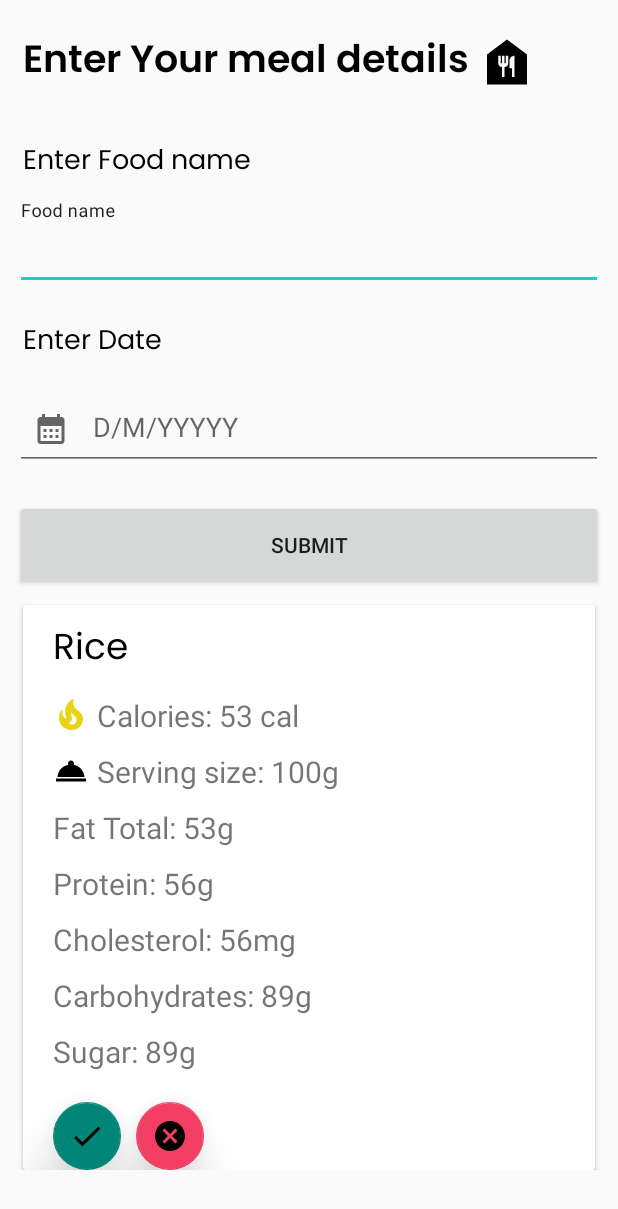
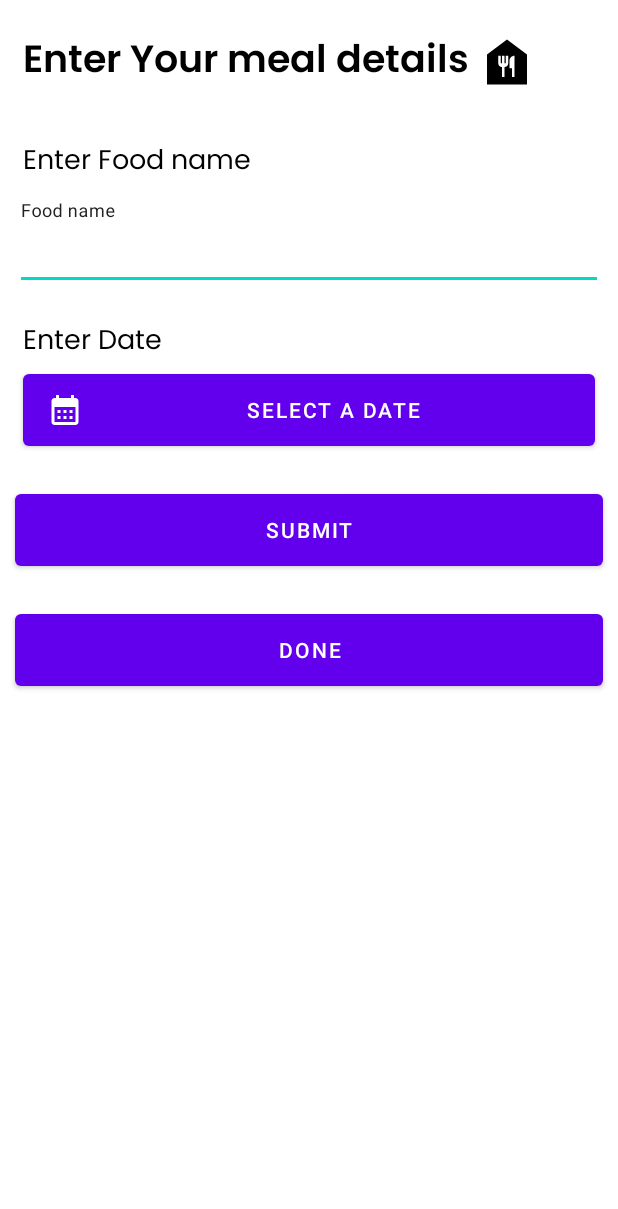
Before and after one commit to Anii232002/Rubix-23-12-Access_Denied, an Android app: the layout fragment_individual_meal.xml on its own in the app's theme, with its tools: preview values and no code run, on a phone screen of 412 x 824 dp. Shown: the top 1209 px of the screen. Run offline under Robolectric (Android 15) with nearby library versions, the phone set to English and light mode, and no system bars.

Commit message:
Diary section done

```diff
--- a/app/src/main/AndroidManifest.xml
+++ b/app/src/main/AndroidManifest.xml
@@ -16,7 +16,7 @@
         android:label="@string/app_name"
         android:roundIcon="@mipmap/ic_launcher_round"
         android:supportsRtl="true"
-        android:theme="@style/globalTheme"
+        android:theme="@style/Theme.MaterialComponents.Light"
         tools:targetApi="31">
         <activity
             android:name=".CreatePost"
--- a/app/src/main/java/com/example/csiapp/models/MealInfoModel.kt
+++ b/app/src/main/java/com/example/csiapp/models/MealInfoModel.kt
@@ -2,7 +2,7 @@ package com.example.csiapp.models
 
 import com.squareup.moshi.Json
 
-data class MealInfoModel(val day: String, val time: String, val calories: Int,val nutriList:List<NutriInfoModel>)
+data class MealInfoModel(val date: String, val day: String, val total_calories: Long, val nutriList:List<NutriInfoModel>)
 
 data class  NutriInfoModel(
     @Json(name = "name") val name: String,
--- a/app/src/main/res/drawable/ic_baseline_calendar_month_24.xml
+++ b/app/src/main/res/drawable/ic_baseline_calendar_month_24.xml
@@ -1,4 +1,4 @@
-<vector android:height="24dp" android:tint="#000000"
+<vector android:height="24dp" android:tint="#EFEDED"
     android:viewportHeight="24" android:viewportWidth="24"
     android:width="24dp" xmlns:android="http://schemas.android.com/apk/res/android">
     <path android:fillColor="@android:color/white" android:pathData="M19,4h-1V2h-2v2H8V2H6v2H5C3.89,4 3.01,4.9 3.01,6L3,20c0,1.1 0.89,2 2,2h14c1.1,0 2,-0.9 2,-2V6C21,4.9 20.1,4 19,4zM19,20H5V10h14V20zM9,14H7v-2h2V14zM13,14h-2v-2h2V14zM17,14h-2v-2h2V14zM9,18H7v-2h2V18zM13,18h-2v-2h2V18zM17,18h-2v-2h2V18z"/>
--- a/app/src/main/res/layout/fragment_diary.xml
+++ b/app/src/main/res/layout/fragment_diary.xml
@@ -46,10 +46,10 @@
         android:id="@+id/meal_list"
         android:layout_width="match_parent"
         android:layout_height="match_parent"
+        android:layout_marginBottom="50dp"
         android:layout_below="@id/meal_log_text"
         android:layout_marginTop="15dp"
-        tools:listitem="@layout/meal_item"
-        />
+        tools:listitem="@layout/meal_item" />
 
 
     <!--    <com.google.android.material.textfield.TextInputLayout-->
--- a/app/src/main/res/layout/fragment_individual_meal.xml
+++ b/app/src/main/res/layout/fragment_individual_meal.xml
@@ -1,16 +1,22 @@
 <?xml version="1.0" encoding="utf-8"?>
-<androidx.core.widget.NestedScrollView xmlns:android="http://schemas.android.com/apk/res/android"
+<RelativeLayout xmlns:android="http://schemas.android.com/apk/res/android"
     xmlns:tools="http://schemas.android.com/tools"
     android:layout_width="match_parent"
     android:layout_height="match_parent"
+    android:fillViewport="true"
     xmlns:app="http://schemas.android.com/apk/res-auto"
     tools:context=".Fragments.diary.IndividualMealFragment">
 
+    <ScrollView
+        android:layout_width="match_parent"
+        android:layout_height="match_parent"
+        android:fillViewport="true"
+        >
+
+
         <RelativeLayout
             android:layout_width="match_parent"
-        android:layout_height="match_parent"
-        >
-
+            android:layout_height="match_parent">
 
 
             <!-- TODO: Update blank fragment layout -->
@@ -18,15 +24,14 @@
                 android:id="@+id/main_heading_text"
                 android:layout_width="wrap_content"
                 android:layout_height="wrap_content"
-      android:text="Enter Your meal details"
-      android:textSize="25sp"
+                android:layout_marginStart="15dp"
+                android:layout_marginTop="20dp"
                 android:drawableEnd="@drawable/food_icon"
                 android:drawablePadding="5dp"
-      android:layout_marginTop="20dp"
-      android:layout_marginStart="15dp"
                 android:fontFamily="@font/poppins_semibold"
+                android:text="Enter Your meal details"
                 android:textColor="@color/black"
-      />
+                android:textSize="25sp" />
 
             <com.google.android.material.textview.MaterialTextView
                 android:id="@+id/textfield_title_text"
@@ -42,22 +47,20 @@
 
             <com.google.android.material.textfield.TextInputLayout
                 android:id="@+id/food_detail_text"
+                style="@style/Widget.MaterialComponents.TextInputLayout.OutlinedBox"
                 android:layout_width="match_parent"
                 android:layout_height="60dp"
                 android:layout_below="@id/textfield_title_text"
+                android:layout_marginStart="10dp"
                 android:layout_marginTop="10dp"
-        style="@style/Widget.MaterialComponents.TextInputLayout.OutlinedBox"
-        android:theme="@style/Theme.MaterialComponents.DayNight.DarkActionBar"
-        android:layout_marginStart="10dp"
                 android:layout_marginEnd="10dp"
-        >
+                android:theme="@style/Theme.MaterialComponents.DayNight.DarkActionBar">
 
                 <com.google.android.material.textfield.TextInputEditText
                     android:id="@+id/meal_input_field"
                     android:layout_width="match_parent"
                     android:layout_height="match_parent"
-            android:hint="Food name"
-            />
+                    android:hint="Food name" />
 
             </com.google.android.material.textfield.TextInputLayout>
 
@@ -73,53 +76,47 @@
                 android:textColor="@color/black"
                 android:textSize="18sp" />
 
-    <com.google.android.material.textfield.TextInputLayout
-            android:id="@+id/calendar_picker"
-            android:layout_marginTop="10dp"
+            <com.google.android.material.button.MaterialButton
+                android:id="@+id/calendar_picker_text"
                 android:layout_width="match_parent"
                 android:layout_height="60dp"
                 android:layout_below="@id/datefield_title_text"
-            style="@style/Widget.MaterialComponents.TextInputLayout.OutlinedBox"
-            android:layout_marginStart="10dp"
-            android:layout_marginEnd="10dp"
-        android:theme="@style/Theme.MaterialComponents.DayNight.DarkActionBar"
-            app:startIconDrawable="@drawable/ic_baseline_calendar_month_24"
-            >
-            <com.google.android.material.textfield.TextInputEditText
-                android:id="@+id/calendar_picker_text"
-                android:layout_width="match_parent"
-                android:layout_height="match_parent"
-                 android:inputType="none"
-                android:hint="D/M/YYYYY"
+                android:layout_marginStart="15dp"
+                android:layout_marginEnd="15dp"
+                android:text="Select a Date"
 
-                />
-        </com.google.android.material.textfield.TextInputLayout>
+                android:theme="@style/Theme.MaterialComponents.Light"
+                app:icon="@drawable/ic_baseline_calendar_month_24" />
 
-        <Button
+
+            <com.google.android.material.button.MaterialButton
                 android:id="@+id/meal_submit_button"
-            android:theme="@style/ThemeOverlay.Material3.Button"
                 android:layout_width="match_parent"
                 android:layout_height="60dp"
-            android:layout_below="@id/calendar_picker"
+                android:layout_below="@id/calendar_picker_text"
                 android:layout_marginStart="10dp"
                 android:layout_marginTop="20dp"
                 android:layout_marginEnd="10dp"
-            android:text="submit" />
+                android:text="submit"
+                android:theme="@style/Theme.MaterialComponents.Light" />
 
             <androidx.cardview.widget.CardView
                 android:id="@+id/meal_card_view"
                 android:layout_width="match_parent"
                 android:layout_height="wrap_content"
                 android:layout_below="@id/meal_submit_button"
+                android:layout_marginStart="15dp"
                 android:layout_marginTop="10dp"
-        android:layout_marginStart="15dp"
                 android:layout_marginEnd="15dp"
-        android:visibility="visible"
+                android:layout_marginBottom="10dp"
+                android:visibility="gone"
+                app:cardElevation="10dp"
+
                 >
+
                 <RelativeLayout
                     android:layout_width="match_parent"
-            android:layout_height="match_parent"
-            >
+                    android:layout_height="match_parent">
 
 
                     <LinearLayout
@@ -134,11 +131,10 @@
                             android:layout_height="wrap_content"
                             android:layout_marginStart="20dp"
                             android:layout_marginTop="10dp"
+                            android:fontFamily="@font/poppins"
                             android:text="Rice"
-                    android:textSize="24sp"
-                    android:fontFamily="@font/poppins"
                             android:textColor="@color/black"
-                    />
+                            android:textSize="24sp" />
 
                         <com.google.android.material.textview.MaterialTextView
                             android:id="@+id/title_calories_text"
@@ -148,8 +144,8 @@
                             android:layout_marginTop="10dp"
                             android:drawableStart="@drawable/ic_baseline_local_fire_department_24"
                             android:drawablePadding="5dp"
+                            android:drawableTint="#E8D316"
                             android:text="Calories: 53 cal"
-                    android:drawableTint="#E8D316"
                             android:textSize="20sp" />
 
                         <com.google.android.material.textview.MaterialTextView
@@ -157,9 +153,9 @@
                             android:layout_width="wrap_content"
                             android:layout_height="wrap_content"
                             android:layout_marginStart="20dp"
+                            android:layout_marginTop="10dp"
                             android:drawableStart="@drawable/serving_icon"
                             android:drawablePadding="5dp"
-                    android:layout_marginTop="10dp"
                             android:text="Serving size: 100g"
                             android:textSize="20sp" />
 
@@ -215,40 +211,42 @@
                     <LinearLayout
                         android:layout_width="match_parent"
                         android:layout_height="match_parent"
-                android:layout_below="@id/lnr1"
+                        android:layout_toEndOf="@id/lnr1"
 
                         >
 
                         <com.google.android.material.floatingactionbutton.FloatingActionButton
+                            android:id="@+id/done_fab"
                             android:layout_width="45dp"
                             android:layout_height="45dp"
-                    android:layout_marginStart="20dp"
-                    app:elevation="20dp"
-                    android:layout_marginTop="20dp"
+                            android:layout_marginStart="50dp"
+                            android:layout_marginTop="10dp"
                             android:background="@drawable/circle_bg_button"
                             android:src="@drawable/ic_baseline_done_24"
+                            app:elevation="10dp"
                             app:fabCustomSize="45dp"
-                    app:iconSize="20dp"
-                     />
 
-                <com.google.android.material.floatingactionbutton.FloatingActionButton
-                    android:layout_width="45dp"
-                    android:layout_height="45dp"
-                    android:layout_marginStart="10dp"
-                    android:layout_marginTop="20dp"
-                    app:elevation="20dp"
-                    android:background="@drawable/circle_bg_button"
-                    android:src="@drawable/ic_baseline_cancel_24"
-                    app:fabCustomSize="45dp"
-                    app:backgroundTint="#F33F63" />
+                            app:iconSize="20dp" />
+
 
                     </LinearLayout>
                 </RelativeLayout>
             </androidx.cardview.widget.CardView>
 
-
+            <com.google.android.material.button.MaterialButton
+                android:id="@+id/meal_done_button"
+                android:layout_width="match_parent"
+                android:layout_height="60dp"
+                android:layout_below="@id/meal_card_view"
+                android:layout_marginStart="10dp"
+                android:layout_marginTop="20dp"
+                android:layout_marginEnd="10dp"
+                android:text="Done"
+                android:theme="@style/Theme.MaterialComponents.Light" />
 
 
         </RelativeLayout>
 
-</androidx.core.widget.NestedScrollView>
+    </ScrollView>
+
+</RelativeLayout>
--- a/app/src/main/res/values/themes.xml
+++ b/app/src/main/res/values/themes.xml
@@ -1,6 +1,6 @@
 <resources xmlns:tools="http://schemas.android.com/tools">
     <!-- Base application theme. -->
-    <style name="Theme.CSIapp" parent="Theme.MaterialComponents.DayNight.NoActionBar">
+    <style name="Theme.CSIapp" parent="Theme.MaterialComponents.Light">
         <!-- Primary brand color. -->
         <item name="colorOnPrimary">@color/white</item>
         <!-- Secondary brand color. -->
@@ -10,5 +10,9 @@
         <!-- Status bar color. -->
         <item name="android:statusBarColor">?attr/colorPrimaryVariant</item>
         <!-- Customize your theme here. -->
+
+        <item name="materialCalendarStyle">@style/Widget.MaterialComponents.MaterialCalendar</item>
+        <item name="materialCalendarFullscreenTheme">@style/ThemeOverlay.MaterialComponents.MaterialCalendar.Fullscreen</item>
+        <item name="materialCalendarTheme">@style/ThemeOverlay.MaterialComponents.MaterialCalendar</item>
     </style>
 </resources>
```
Also changed, not shown: app/src/main/java/com/example/csiapp/Adapter/IndividualMealAdapter.kt (added, +45 -0 lines), app/src/main/java/com/example/csiapp/Adapter/MealLogAdapter.kt (+48 -3 lines), app/src/main/java/com/example/csiapp/Fragments/diary/DiaryFragment.java (deleted, +0 -58 lines), app/src/main/java/com/example/csiapp/Fragments/diary/DiaryFragment.kt (added, +98 -0 lines), app/src/main/java/com/example/csiapp/Fragments/diary/IndividualMealFragment.kt (+71 -26 lines), app/src/main/java/com/example/csiapp/viewmodel/MealsViewModel.kt (+9 -1 lines), app/src/main/res/layout/meal_item.xml (+29 -18 lines), app/src/main/res/layout/single_meal_info_item.xml (added, +112 -0 lines). Lines whose indentation alone changed are shown as unchanged.
